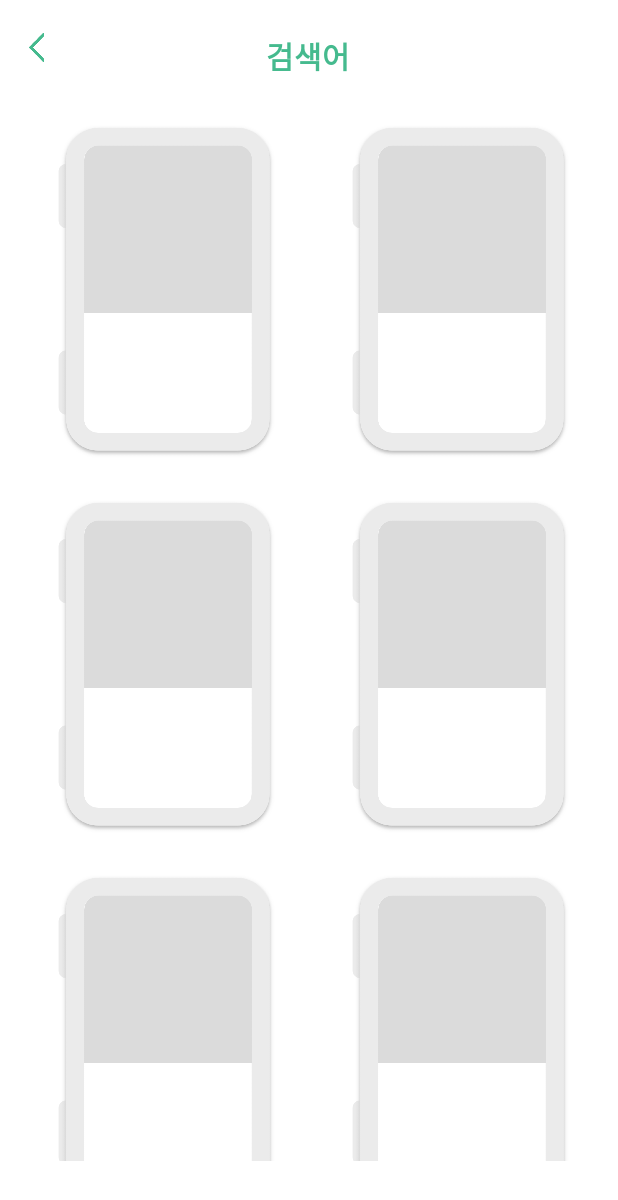
After one commit to eleeje97/UGEUBI-android, an Android app: the Search_Result screen opened directly, with no data from a screen before it, on a phone screen of 412 x 824 dp. The commit adds this screen. Shown: the top 1200 px of the screen. Run offline under Robolectric (Android 15) with nearby library versions, the phone set to English and light mode, and no system bars.

Commit message:
add search_result

```diff
--- a/ugeubi/app/src/main/AndroidManifest.xml
+++ b/ugeubi/app/src/main/AndroidManifest.xml
@@ -16,7 +16,8 @@
                 <category android:name="android.intent.category.LAUNCHER" />
             </intent-filter>
         </activity>
-        <activity android:name=".DatePicker" android:theme="@style/Widget.AppCompat.PopupWindow"/>
+
+        <activity android:name=".search.Search_Result"/>
         <activity android:name=".medicine.AddMedicine"/>
         <activity android:name=".medicine.Medicine_kit_detail"/>
         <activity android:name=".Find_pw_result"/>
--- a/ugeubi/app/src/main/java/duksung/android/hororok/ugeubi/medicine/Medicine_viewer.java
+++ b/ugeubi/app/src/main/java/duksung/android/hororok/ugeubi/medicine/Medicine_viewer.java
@@ -14,7 +14,7 @@ import duksung.android.hororok.ugeubi.R;
 public class Medicine_viewer extends LinearLayout {
 
         // 아이콘을 랜덤으로 보여주기 위해 사용
-    int[] pill_icons = {R.drawable.medicine_icon_pill1};
+        int[] pill_icons = {R.drawable.medicine_icon_pill1, R.drawable.pill_icon2};
 
         // 이미지뷰, 텍스트뷰
         ImageView period, medicine_icon;
--- /dev/null
+++ b/ugeubi/app/src/main/java/duksung/android/hororok/ugeubi/search/Search_Result.java
@@ -0,0 +1,109 @@
+package duksung.android.hororok.ugeubi.search;
+
+import android.app.Activity;
+import android.content.Intent;
+import android.os.Bundle;
+import android.view.View;
+import android.view.ViewGroup;
+import android.widget.BaseAdapter;
+import android.widget.Button;
+import android.widget.GridView;
+
+import androidx.annotation.Nullable;
+import java.util.ArrayList;
+import duksung.android.hororok.ugeubi.R;
+import duksung.android.hororok.ugeubi.medicine.Medicine_data;
+import duksung.android.hororok.ugeubi.medicine.Medicine_kit_fragment;
+import duksung.android.hororok.ugeubi.registerMedicine.RegisterMedicine;
+
+// 검색 결과 페이지
+public class Search_Result extends Activity {
+
+
+    GridView search_result_view;
+    Button back_btn;
+
+    @Override
+    protected void onCreate(@Nullable Bundle savedInstanceState) {
+        super.onCreate(savedInstanceState);
+        setContentView(R.layout.activity_search_result);
+
+        back_btn = findViewById(R.id.search_back_btn);
+        search_result_view = findViewById(R.id.gridview_search_result);
+
+        back_btn.setOnClickListener(new View.OnClickListener() {
+            @Override
+            public void onClick(View v) {
+                onBackPressed();
+            }
+        });
+
+
+        // 어댑터 생성
+        Search_result_adapter adapter = new Search_result_adapter();
+
+
+            // 약 추가
+        adapter.addItem(new Search_data());
+        adapter.addItem(new Search_data());
+        adapter.addItem(new Search_data());
+        adapter.addItem(new Search_data());
+        adapter.addItem(new Search_data());
+        adapter.addItem(new Search_data());
+        adapter.addItem(new Search_data());
+
+        search_result_view.setAdapter(adapter);
+
+
+
+
+
+
+
+
+
+
+    }
+
+
+    // 어댑터
+    class Search_result_adapter extends BaseAdapter {
+
+        // 검색 데이터 결과
+        ArrayList<Search_data> items = new ArrayList<Search_data>();
+
+        @Override
+        public int getCount() {
+            return items.size();
+        }
+
+        public void addItem(Search_data data){
+            items.add(data);
+        }
+
+        @Override
+        public Search_data getItem(int i) {
+            return items.get(i);
+        }
+
+        @Override
+        public long getItemId(int i) {
+            return i;
+        }
+
+        @Override
+        public View getView(int i, View view, ViewGroup viewGroup) {
+            Search_viewer searchViewer = new Search_viewer(getApplication());
+            searchViewer.setItem(items.get(i));
+            return searchViewer;
+
+        }
+    }
+
+
+
+    @Override
+    public void onBackPressed(){
+        super.onBackPressed();
+    }
+}
--- /dev/null
+++ b/ugeubi/app/src/main/java/duksung/android/hororok/ugeubi/search/Search_data.java
@@ -0,0 +1,4 @@
+package duksung.android.hororok.ugeubi.search;
+
+public class Search_data {
+}
--- /dev/null
+++ b/ugeubi/app/src/main/java/duksung/android/hororok/ugeubi/search/Search_viewer.java
@@ -0,0 +1,43 @@
+package duksung.android.hororok.ugeubi.search;
+
+import android.content.Context;
+import android.util.AttributeSet;
+import android.view.LayoutInflater;
+import android.widget.ImageView;
+import android.widget.LinearLayout;
+import android.widget.TextView;
+
+import androidx.annotation.Nullable;
+
+import duksung.android.hororok.ugeubi.R;
+import duksung.android.hororok.ugeubi.medicine.Medicine_data;
+
+public class Search_viewer extends LinearLayout {
+
+
+
+    public Search_viewer(Context context) {
+        super(context);
+        init(context);
+    }
+
+    public Search_viewer(Context context, @Nullable AttributeSet attrs) {
+        super(context, attrs);
+
+        init(context);
+    }
+
+    // 초기 설정
+    public void init(Context context){
+        LayoutInflater inflater = (LayoutInflater) context.getSystemService(Context.LAYOUT_INFLATER_SERVICE);
+        inflater.inflate(R.layout.search_result_item,this,true);
+
+
+    }
+
+    public void setItem(Search_data singerItem){
+
+
+
+    }
+}
--- a/ugeubi/app/src/main/res/layout/activity_search.xml
+++ b/ugeubi/app/src/main/res/layout/activity_search.xml
@@ -30,6 +30,7 @@
                 android:background="@drawable/bg_search_shape" />
 
             <ImageButton
+                android:id="@+id/search_btn"
                 android:layout_gravity="center_vertical|right"
                 android:layout_width="20.8dp"
                 android:layout_height="20.8dp"
--- a/ugeubi/app/src/main/res/layout/activity_search_result.xml
+++ b/ugeubi/app/src/main/res/layout/activity_search_result.xml
@@ -4,6 +4,7 @@
     android:layout_width="match_parent"
     android:layout_height="match_parent"
     android:background="#FFFFFF"
+    android:gravity="center_horizontal"
     android:orientation="vertical">
 
 
@@ -16,7 +17,7 @@
 
 
         <Button
-            android:id="@+id/medicine_detail_back_btn"
+            android:id="@+id/search_back_btn"
             android:layout_width="10dp"
             android:layout_height="19dp"
             android:layout_marginLeft="19dp"
@@ -43,13 +44,21 @@
 
 
 
-    <GridView
-        android:id="@+id/gridview_search_result"
+    <LinearLayout
         android:layout_width="match_parent"
-        android:layout_height="wrap_content"
-        android:numColumns="2"
-        android:verticalSpacing="10dp"
-        android:paddingBottom="50dp" />
+        android:layout_height="match_parent"
+        android:orientation="horizontal">
 
+        <LinearLayout
+            android:layout_width="19dp"
+            android:layout_height="match_parent"/>
+        <GridView
 
+            android:id="@+id/gridview_search_result"
+            android:layout_width="match_parent"
+            android:layout_height="wrap_content"
+            android:numColumns="2"
+            android:paddingBottom="50dp" />
+
+    </LinearLayout>
 </LinearLayout>
--- a/ugeubi/app/src/main/res/layout/search_result_item.xml
+++ b/ugeubi/app/src/main/res/layout/search_result_item.xml
@@ -1,9 +1,11 @@
 <?xml version="1.0" encoding="utf-8"?>
 <androidx.constraintlayout.widget.ConstraintLayout
     xmlns:android="http://schemas.android.com/apk/res/android"
-
     android:layout_width="146.6dp"
     android:layout_height="226dp"
-    android:background="@drawable/btn_searchresult_off">
+    android:background="@drawable/btn_searchresult_off"
+    android:layout_marginHorizontal="19dp"
+    android:layout_marginVertical="12dp"
+    >
 
 </androidx.constraintlayout.widget.ConstraintLayout>
```
Also changed, not shown: ugeubi/app/src/main/java/duksung/android/hororok/ugeubi/Search_fragment.java (+19 -0 lines). Lines whose indentation alone changed are shown as unchanged.
